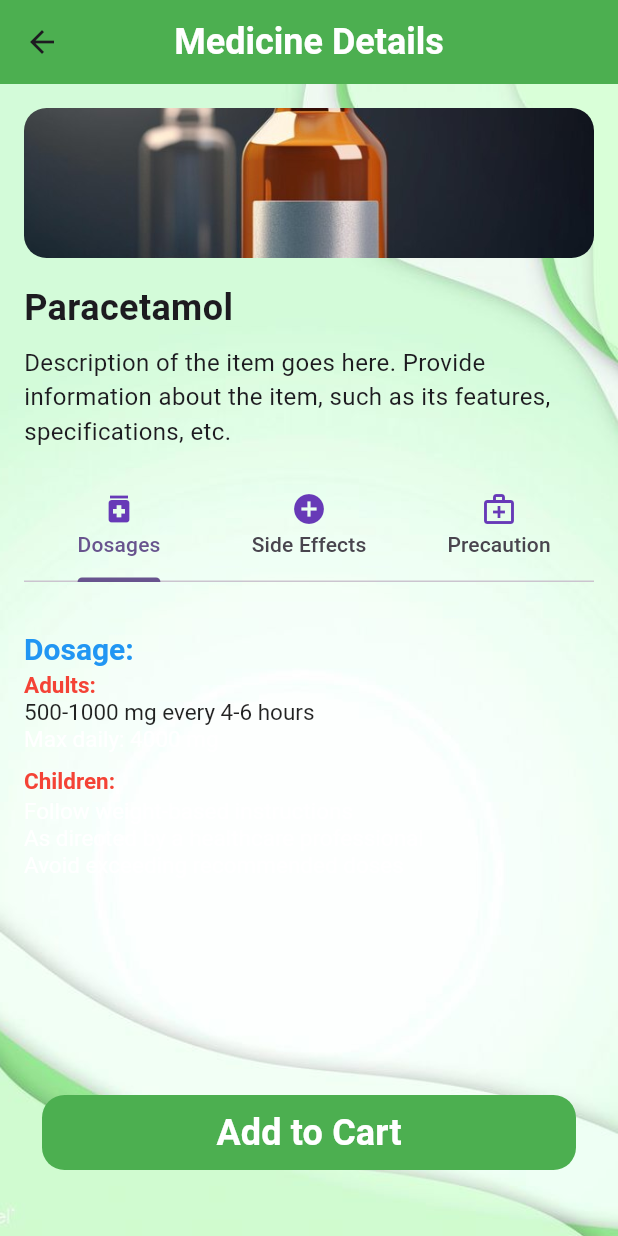
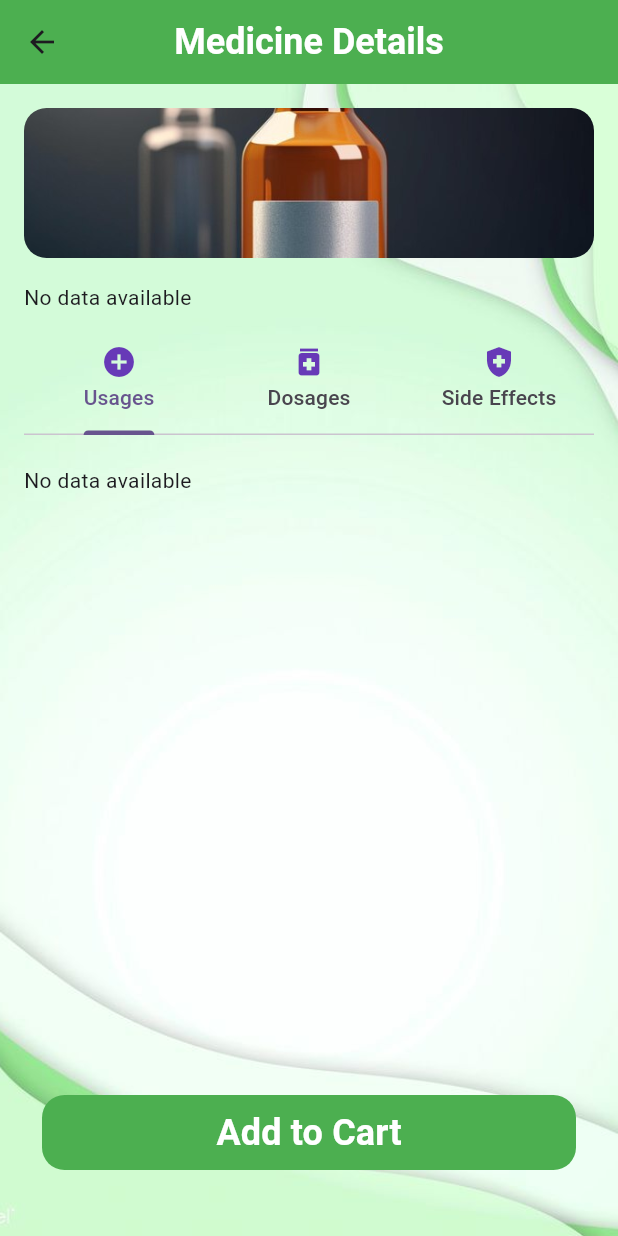
Before and after one commit to sunil5y/MedInfo, a Flutter app: the MedicinePage screen opened directly, after a tap on "All", after a tap on "Paracetamol", on a phone screen of 412 x 824 dp. Run offline on Flutter 3.47's test engine with Material 3 defaults, Android fonts, the phone set to English and light mode, and no system bars; our stand-ins replace cloud_firestore, firebase_auth, firebase_core, flutter_svg, image_picker, location and 1 more; accounts and stored records are empty.

Commit message:
Flutter Projects

```diff
--- /dev/null
+++ b/lib/Medicine/DatabaseService.dart
@@ -0,0 +1,30 @@
+import 'package:cloud_firestore/cloud_firestore.dart';
+
+class FirebaseService {
+  final CollectionReference medicineDetailsCollection =
+  FirebaseFirestore.instance.collection('Medicine');
+
+  Future<Map<String, dynamic>?> getMedicineDetailText(String medicineId) async {
+    try {
+      DocumentSnapshot snapshot =
+      await medicineDetailsCollection.doc(medicineId).get();
+
+      if (snapshot.exists) {
+        return {
+          'Title': snapshot['Title'],
+          'Detail': snapshot['Detail'],
+          'Usages': snapshot['Usages'],
+          'Dosages': snapshot['Dosages'],
+          'Side Effects': snapshot['Side Effects'],
+          'Price': snapshot['Price'],
+
+        };
+      } else {
+        return null; // Document not found
+      }
+    } catch (e) {
+      print('Error getting medicine detail: $e');
+      return null;
+    }
+  }
+}
--- a/lib/Medicine/Detail_page.dart
+++ b/lib/Medicine/Detail_page.dart
@@ -1,11 +1,17 @@
+// DetailPage.dart
+
 import 'package:flutter/material.dart';
-import 'package:google_nav_bar/google_nav_bar.dart';
-import 'package:medinfo/Home/Home_page.dart';
-
-import '../Cart/cart_page.dart';
-import '../Payment/Payment_page.dart';
+import '../Cart/Cart_page.dart';
+import '../Logins/Error_Dialog.dart';
+import 'DatabaseService.dart';
+import 'Medicine_page.dart';
 
 class DetailPage extends StatelessWidget {
+  final FirebaseService firebaseService = FirebaseService();
+  final MedicineFilter medicine;
+
+  DetailPage({required this.medicine});
+
   @override
   Widget build(BuildContext context) {
     return DefaultTabController(
@@ -22,7 +28,7 @@ class DetailPage extends StatelessWidget {
           ),
           centerTitle: true,
           backgroundColor: Colors.green,
-          elevation: 0, // Removes the shadow
+          elevation: 0,
         ),
         body: Container(
           decoration: BoxDecoration(
@@ -36,7 +42,6 @@ class DetailPage extends StatelessWidget {
             child: Column(
               crossAxisAlignment: CrossAxisAlignment.start,
               children: [
-                // Display the item image (replace 'item_image.jpg' with your actual image)
                 ClipRRect(
                   borderRadius: BorderRadius.circular(15),
                   child: Image.asset(
@@ -47,24 +52,70 @@ class DetailPage extends StatelessWidget {
                   ),
                 ),
                 SizedBox(height: 16),
-                // Display the item title
+
+                FutureBuilder<Map<String, dynamic>?>(
+                  future: firebaseService.getMedicineDetailText(medicine.medicineId),
+                  builder: (context, snapshot) {
+                    if (snapshot.connectionState == ConnectionState.waiting) {
+                      return Container();
+                    } else if (snapshot.hasError) {
+                      return Text('Error: ${snapshot.error}');
+                    } else if (snapshot.hasData) {
+                      return Column(
+                        crossAxisAlignment: CrossAxisAlignment.start,
+                        children: [
+                          Row(
+                            children: [
                               Text(
-                  'Paracetamol',
+                                snapshot.data!['Title'],
                                 style: TextStyle(
                                   fontSize: 24,
                                   fontWeight: FontWeight.bold,
                                 ),
                               ),
+                              SizedBox(width: 40),
+                              Container(
+                                height: 30,
+                                width: 145,
+                                alignment: Alignment.center,
+                                child: Text(
+                                  snapshot.data!['Price'],
+                                  style: TextStyle(
+                                    fontSize: 15,
+                                    fontWeight: FontWeight.w600,
+                                  ),
+                                ),
+                                decoration: BoxDecoration(
+                                  color: Colors.green,
+                                  borderRadius: BorderRadius.circular(15),
+                                ),
+                              ),
+                            ],
+                          ),
                           SizedBox(height: 8),
-                // Display additional details about the item
                           Text(
-                  'Description of the item goes here. Provide information about the item, such as its features, specifications, etc.',
+                            snapshot.data!['Detail'],
                             style: TextStyle(fontSize: 16),
                           ),
-                SizedBox(height: 15),
-                // Display other relevant information
+                        ],
+                      );
+                    } else {
+                      return Text('No data available');
+                    }
+                  },
+                ),
+
+                SizedBox(height: 8),
+
                 TabBar(
                   tabs: [
+                    Tab(
+                      icon: Icon(
+                        Icons.add_circle,
+                        color: Colors.deepPurple,
+                      ),
+                      text: 'Usages',
+                    ),
                     Tab(
                       icon: Icon(
                         Icons.medication,
@@ -74,113 +125,120 @@ class DetailPage extends StatelessWidget {
                     ),
                     Tab(
                       icon: Icon(
-                        Icons.add_circle,
+                        Icons.health_and_safety,
                         color: Colors.deepPurple,
                       ),
                       text: 'Side Effects',
                     ),
-                    Tab(
-                      icon: Icon(
-                        Icons.medical_services_outlined,
-                        color: Colors.deepPurple,
-                      ),
-                      text: 'Precaution',
-                    ),
                   ],
                 ),
                 SizedBox(height: 20),
-                Container(
-                  child: Expanded(
+                Expanded(
                   child: TabBarView(
                     children: [
-                        // 1st Tab
-                        Align(
-                          alignment: Alignment.topLeft,
-                          child: RichText(
-                            textAlign: TextAlign.left,
-                            text: const TextSpan(
-                              style: TextStyle(
-                                fontSize: 15,
+                      FutureBuilder<Map<String, dynamic>?>(
+                        future: firebaseService.getMedicineDetailText(medicine.medicineId),
+                        builder: (context, snapshot) {
+                          if (snapshot.connectionState == ConnectionState.waiting) {
+                            return Container();
+                          } else if (snapshot.hasError) {
+                            return Text('Error: ${snapshot.error}');
+                          } else if (snapshot.hasData) {
+                            return Column(
+                              crossAxisAlignment: CrossAxisAlignment.start,
+                              children: [
+                                SizedBox(height: 8),
+                                Text(
+                                  snapshot.data!['Usages'],
+                                  style: TextStyle(fontSize: 16),
                                 ),
-                              children: <TextSpan>[
-                                TextSpan(
-                                  text: 'Dosage:\n',
-                                  style: TextStyle(
-                                      fontSize: 20,
-                                      fontWeight: FontWeight.bold,
-                                      color: Colors.blue,
-                                      height: 2),
+                              ],
+                            );
+                          } else {
+                            return Text('No data available');
+                          }
+                        },
                       ),
-                                TextSpan(
-                                  text: 'Adults:\n',
-                                  style: TextStyle(
-                                      fontWeight: FontWeight.bold,
-                                      color: Colors.red),
+                      FutureBuilder<Map<String, dynamic>?>(
+                        future: firebaseService.getMedicineDetailText(medicine.medicineId),
+                        builder: (context, snapshot) {
+                          if (snapshot.connectionState == ConnectionState.waiting) {
+                            return Container();
+                          } else if (snapshot.hasError) {
+                            return Text('Error: ${snapshot.error}');
+                          } else if (snapshot.hasData) {
+                            return Column(
+                              crossAxisAlignment: CrossAxisAlignment.start,
+                              children: [
+                                SizedBox(height: 8),
+                                Text(
+                                  snapshot.data!['Dosages'],
+                                  style: TextStyle(fontSize: 16),
                                 ),
-                                TextSpan(text: '500-1000 mg every 4-6 hours\n', style: TextStyle(color: Colors.black87)),
-                                TextSpan(text: 'Max daily: 4000 mg\n'),
-                                TextSpan(
-                                  text: 'Children:\n',
-                                  style: TextStyle(
-                                      fontWeight: FontWeight.bold,
-                                      color: Colors.red,
-                                      height: 2),
+                              ],
+                            );
+                          } else {
+                            return Text('No data available');
+                          }
+                        },
                       ),
-                                TextSpan(text: 'Follow weight-based instructions\n'),
-                                TextSpan(
-                                    text: 'As directed by a healthcare professional\n'),
-                                TextSpan(
-                                    text: 'Avoid exceeding recommended doses'),
+                      FutureBuilder<Map<String, dynamic>?>(
+                        future: firebaseService.getMedicineDetailText(medicine.medicineId),
+                        builder: (context, snapshot) {
+                          if (snapshot.connectionState == ConnectionState.waiting) {
+                            return Container();
+                          } else if (snapshot.hasError) {
+                            return Text('Error: ${snapshot.error}');
+                          } else if (snapshot.hasData) {
+                            return Column(
+                              crossAxisAlignment: CrossAxisAlignment.start,
+                              children: [
+                                SizedBox(height: 8),
+                                Text(
+                                  snapshot.data!['Side Effects'],
+                                  style: TextStyle(fontSize: 16),
+                                ),
                               ],
-                            ),
-                          ),
-                        ),
-                        // 2nd Tab
-                        Align(
-                          alignment: Alignment.topLeft,
-                          child: RichText(
-                            textAlign: TextAlign.left,
-                            text: const TextSpan(
-                              style: TextStyle(
-                                fontSize: 15,
-                              ),
-                              children: <TextSpan>[
-                                TextSpan(
-                                  text: 'Side Effects:\n',
-                                  style: TextStyle(
-                                      fontSize: 20,
-                                      fontWeight: FontWeight.bold,
-                                      color: Colors.blue,
-                                      height: 2),
-                                ),
-                                TextSpan(text: 'Diarrhea:\n'),
-                                TextSpan(text: 'increased sweating\n'),
-                                TextSpan(text: 'loss of appetite\n'),
-                                TextSpan(text: 'nausea or vomiting\n'),
-                                TextSpan(text: 'stomach cramps or pain\n'),
-                                TextSpan(
-                                    text: 'swelling or pain in the upper abdomen '),
-                              ],
-                            ),
-                          ),
-                        ),
-                        // 3rd Tab
-                        Container(
-                          child: Center(
-                            child: Text('3rd Tab'),
-                          ),
+                            );
+                          } else {
+                            return Text('No data available');
+                          }
+                        },
                       ),
                     ],
                   ),
                 ),
-                ),
-                // Add a button for further actions (e.g., Add to Cart)
                 TextButton(
-                  onPressed: () {
+                  onPressed: () async {
+                    Map<String, dynamic>? medicineData = await firebaseService.getMedicineDetailText(medicine.medicineId);
+
+                    if (medicineData != null) {
                       Navigator.push(
                         context,
-                      MaterialPageRoute(builder: (context) => MyCart()),
+                        MaterialPageRoute(
+                          builder: (context) => MyCart(
+                            cartItems: [
+                              CartItem(
+                                title: medicineData['Title'] ?? 'Default Title',
+                                price: medicineData['Price'] ?? 'Default Price',
+                              ),
+                              // Add other cart items as needed
+                            ],
+                          ),
+                        ),
                       );
+
+                      ScaffoldMessenger.of(context).showSnackBar(
+                        SnackBar(
+                          content: SuccessSnackBarContent(successText: 'Successfully Added to Cart'),
+                          behavior: SnackBarBehavior.floating,
+                          backgroundColor: Colors.transparent,
+                          elevation: 0,
+                        ),
+                      );
+                    } else {
+                      print('Medicine data is null');
+                    }
                   },
                   child: Container(
                     height: 50,
@@ -190,11 +248,13 @@ class DetailPage extends StatelessWidget {
                       style: TextStyle(
                         fontWeight: FontWeight.bold,
                         fontSize: 24,
-                          color: Colors.white),
+                        color: Colors.white,
+                      ),
                     ),
                     decoration: BoxDecoration(
                       color: Colors.green,
-                        borderRadius: BorderRadius.circular(15)),
+                      borderRadius: BorderRadius.circular(15),
+                    ),
                   ),
                 ),
                 SizedBox(height: 20),
--- a/lib/Profile/Downloads.dart
+++ b/lib/Profile/Downloads.dart
@@ -11,10 +11,12 @@ class Downloads extends StatelessWidget {
       length: 3,
       child: Scaffold(
         appBar: AppBar(
+          backgroundColor: Colors.green,
           title: Text(
             'Downloads',
-            style: TextStyle(fontSize: 24, fontWeight: FontWeight.bold),
+            style: TextStyle(fontSize: 24, fontWeight: FontWeight.bold, color: Colors.white),
           ),
+          centerTitle: true,
         ),
       ),
     );
--- a/lib/Profile/Favourites.dart
+++ b/lib/Profile/Favourites.dart
@@ -11,10 +11,12 @@ class Favourites extends StatelessWidget {
       length: 3,
       child: Scaffold(
         appBar: AppBar(
+          backgroundColor: Colors.green,
           title: Text(
             'Favourites',
-            style: TextStyle(fontSize: 24, fontWeight: FontWeight.bold),
+            style: TextStyle(fontSize: 24, fontWeight: FontWeight.bold, color: Colors.white),
           ),
+          centerTitle: true,
         ),
       ),
     );
--- a/lib/Profile/Order_history.dart
+++ b/lib/Profile/Order_history.dart
@@ -7,10 +7,12 @@ class Order_History extends StatelessWidget {
       length: 3,
       child: Scaffold(
         appBar: AppBar(
+          backgroundColor: Colors.green,
           title: Text(
             'Order History',
-            style: TextStyle(fontSize: 24, fontWeight: FontWeight.bold),
+            style: TextStyle(fontSize: 24, fontWeight: FontWeight.bold, color: Colors.white),
           ),
+          centerTitle: true,
         ),
       ),
     );
--- a/lib/main.dart
+++ b/lib/main.dart
@@ -1,6 +1,6 @@
 import 'package:firebase_core/firebase_core.dart';
 import 'package:flutter/material.dart';
-import 'package:medinfo/Cart/cart_page.dart';
+import 'package:medinfo/Cart/Cart_page.dart';
 import 'package:medinfo/Medicine/Detail_page.dart';
 import 'package:medinfo/Home/Home_page.dart';
 import 'package:medinfo/Medicine/Medicine_page.dart';
@@ -55,7 +55,7 @@ class MyApp extends StatelessWidget {
         colorScheme: ColorScheme.fromSeed(seedColor: Colors.deepPurple),
         useMaterial3: true,
       ),
-      home: Login(),
+      home: HomePage(),
     );
   }
 }
```
Also changed, not shown: lib/Cart/Cart_page.dart (added, +178 -0 lines), lib/Cart/cart_page.dart (deleted, +0 -188 lines), lib/Home/Home_page.dart (+9 -9 lines), lib/Medicine/Medicine_page.dart (+16 -11 lines), lib/Profile/Profile_page.dart (+4 -4 lines). Lines whose indentation alone changed are shown as unchanged.
